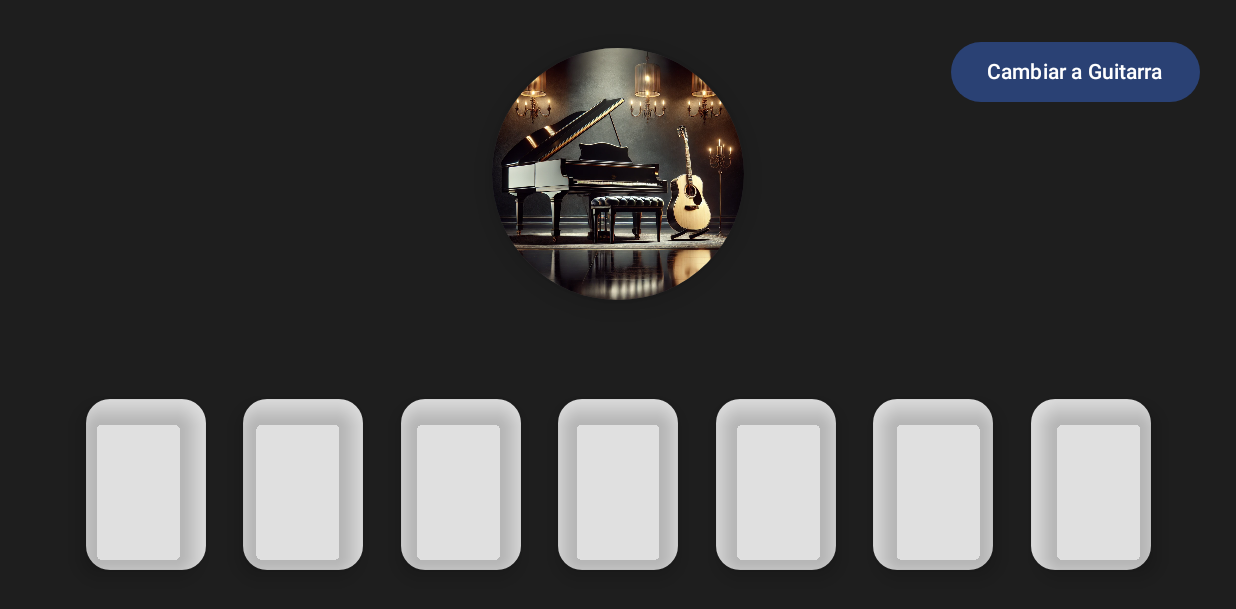
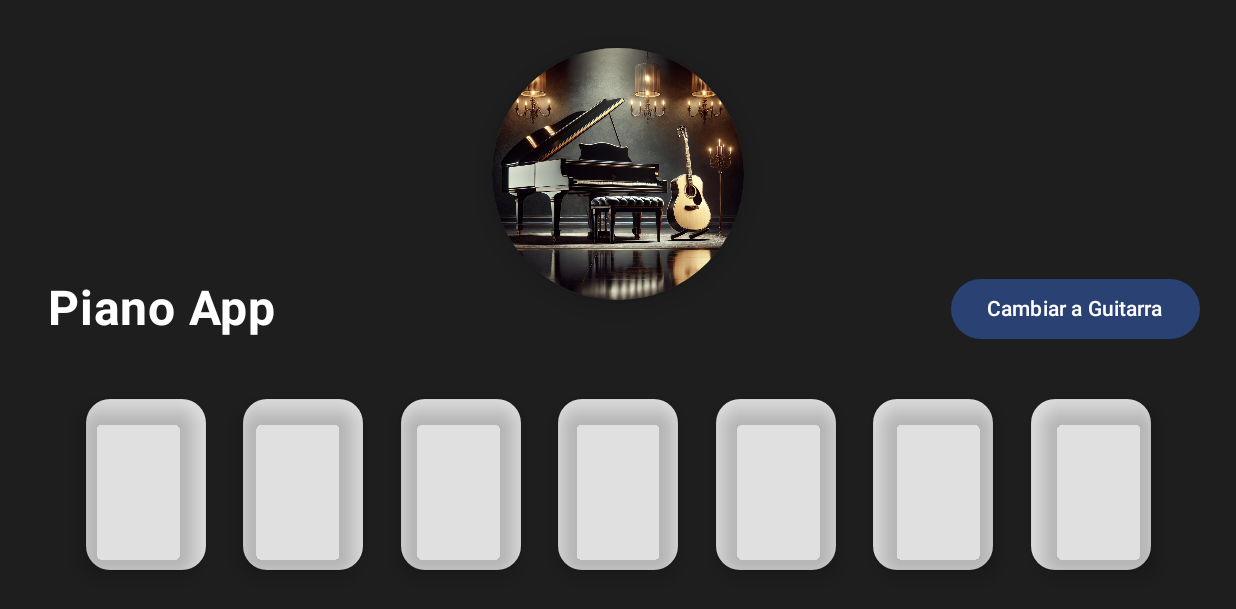
Before and after one commit to xAlex025/Piano-Xilofono, an Android app built with Jetpack Compose: the screen it shows after launch (MainActivity), on a phone screen of 824 x 412 dp (held sideways). Shown: the top 609 px of the screen. Run offline under Robolectric (Android 15) with nearby library versions, the phone set to English and light mode, and no system bars.

Commit message:
app_v4.1

```diff
--- a/app/src/main/java/com/example/piano/MainActivity.kt
+++ b/app/src/main/java/com/example/piano/MainActivity.kt
@@ -39,6 +39,7 @@ import androidx.compose.ui.input.pointer.pointerInput
 import androidx.compose.ui.layout.ContentScale
 import androidx.compose.ui.platform.LocalContext
 import androidx.compose.ui.res.painterResource
+import androidx.compose.ui.text.font.FontWeight
 import androidx.compose.ui.tooling.preview.Preview
 import androidx.compose.ui.unit.dp
 import androidx.compose.ui.unit.sp
@@ -76,6 +77,17 @@ fun piano2() {
             .background(Color(0xFF1E1E1E)) // Fondo gris oscuro
             .padding(16.dp)
     ) {
+        // Título a la izquierda
+        Text(
+            text = "Piano App",
+            modifier = Modifier
+                .align(Alignment.CenterStart) // Alinear a la izquierda
+                .padding(start = 16.dp), // Espacio adicional a la izquierda
+            fontSize = 32.sp, // Tamaño de la fuente
+            fontWeight = FontWeight.Bold, // Peso de la fuente
+            color = Color.White // Color del texto
+        )
+
         // Imagen decorativa en la parte superior
         Box(
             contentAlignment = Alignment.Center,
@@ -98,7 +110,7 @@ fun piano2() {
         Button(
             onClick = { isPiano = !isPiano },
             modifier = Modifier
-                .align(Alignment.TopEnd) // Mover el botón a la parte superior derecha
+                .align(Alignment.CenterEnd) // Mover el botón a la parte superior derecha
                 .padding(8.dp)
         ) {
             Text(text = if (isPiano) "Cambiar a Guitarra" else "Cambiar a Piano")
@@ -192,6 +204,7 @@ fun PianoKey(context: android.content.Context, soundResId: Int, isPiano: Boolean
 }
 
 
+
 @Preview(showBackground = true)
 @Composable
 fun GreetingPreview() {
```
